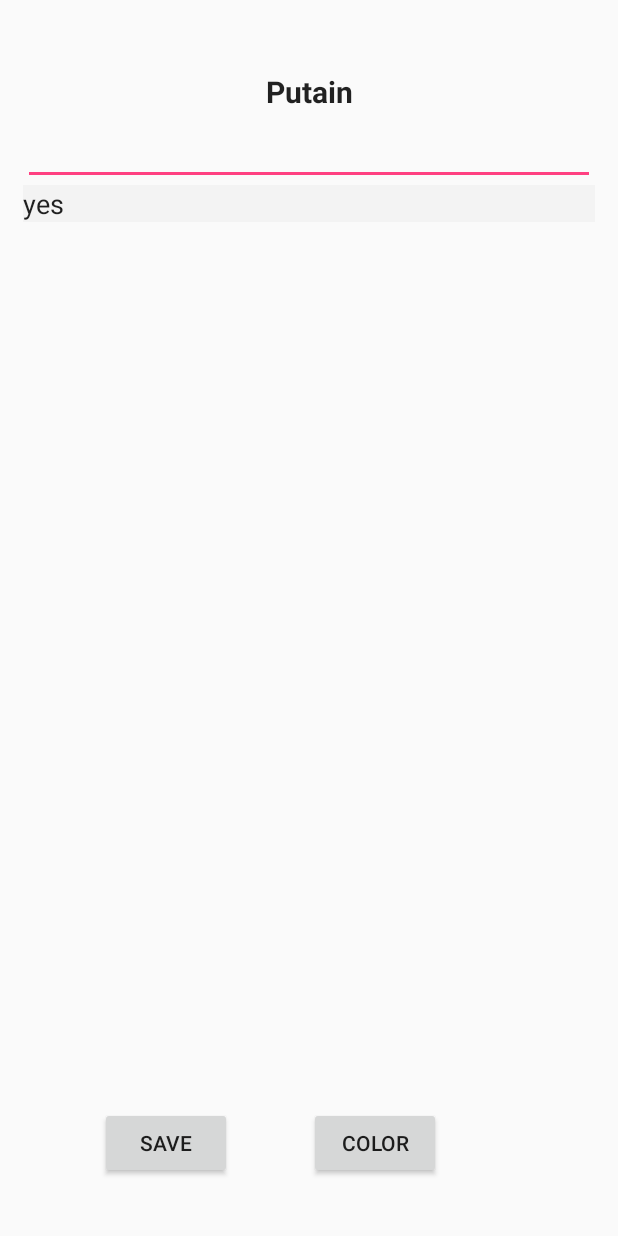
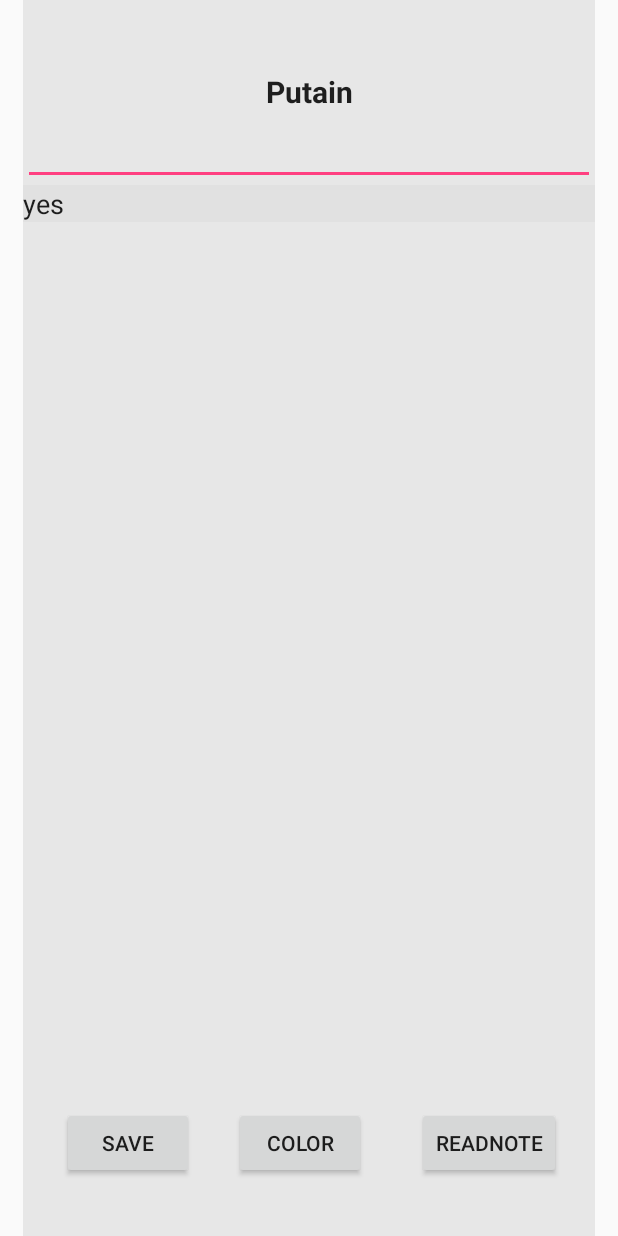
Before and after one commit to VincentGuidon/AndPad, an Android app: the screen it shows after launch (NotePadActivity), after a tap on "Putain", on a phone screen of 412 x 824 dp. Run offline under Robolectric (Android 15) with nearby library versions, the phone set to English and light mode, and no system bars.

Commit message:
Read and Write file correction. Successgit add --all! Yeah

```diff
--- a/app/build.gradle
+++ b/app/build.gradle
@@ -26,4 +26,5 @@ dependencies {
     })
     compile 'com.android.support:appcompat-v7:24.2.1'
     testCompile 'junit:junit:4.12'
+    compile 'com.google.code.gson:gson:2.8.0'
 }
--- a/app/src/main/AndroidManifest.xml
+++ b/app/src/main/AndroidManifest.xml
@@ -2,6 +2,8 @@
 <manifest xmlns:android="http://schemas.android.com/apk/res/android"
     package="com.andpad.andpad">
 
+    <uses-permission android:name="android.permission.WRITE_EXTERNAL_STORAGE" />
+    <uses-permission android:name="android.permission.READ_EXTERNAL_STORAGE" />
     <application
         android:allowBackup="true"
         android:icon="@mipmap/ic_launcher"
--- a/app/src/main/java/com/andpad/andpad/ListViewAdapter.java
+++ b/app/src/main/java/com/andpad/andpad/ListViewAdapter.java
@@ -48,10 +48,13 @@ public class ListViewAdapter extends ArrayAdapter<ListContainer> {
         TextView Content = (TextView) view.findViewById(R.id.ListTextContent);
         TextView Date = (TextView) view.findViewById(R.id.ListTextDate);
 
-        Title.setText(String.valueOf(container.Title));
+       /* Title.setText(String.valueOf(container.Title));
         Content.setText(String.valueOf(container.Content));
-        Date.setText(String.valueOf(container.Date));
+        Date.setText(String.valueOf(container.Date));*/
+        Title.setText(list.get(position).Title);
 
+        Content.setText(list.get(position).Content);
+        Date.setText(list.get(position).Date);
 
         return (view);
     }
--- a/app/src/main/java/com/andpad/andpad/MainActivity.java
+++ b/app/src/main/java/com/andpad/andpad/MainActivity.java
@@ -17,33 +17,4 @@ public class MainActivity extends AppCompatActivity  {
         startActivity(new Intent(this, NotePadList.class));
        this.finish();
     }
-
-
-
-    /*
-    implements ColorPickerDialog.OnColorChangedListener
-
-    public void changeView(View v)
-    {
-        RelativeLayout rl = (RelativeLayout) findViewById(R.id.activity_main);
-        Drawable background = v.getBackground();
-
-        ColorDrawable viewColor = (ColorDrawable) rl.getBackground();
-        int colorId = viewColor.getColor();
-
-        new ColorPickerDialog(MainActivity.this, MainActivity.this, colorId).show();
-    }*/
-  /*  public void changeView(View view) {
-        Intent intent =  new Intent(this, NotePad.class);
-        intent.putExtra("Title", "Inside");
-        startActivity(intent);
-
-        new ColorPickerDialog(FingerPaintActivity.this, FingerPaintActivity.this, mPaint.getColor()).show();
-    }*/
-/*
-    @Override
-    public void colorChanged(int color) {
-        RelativeLayout rl = (RelativeLayout) findViewById(R.id.activity_main);
-        rl.setBackgroundColor(color);
-    }*/
 }
--- a/app/src/main/java/com/andpad/andpad/NotePadList.java
+++ b/app/src/main/java/com/andpad/andpad/NotePadList.java
@@ -36,6 +36,10 @@ public class NotePadList extends AppCompatActivity {
         ListContainer tmp2 = new ListContainer();
         ListContainer tmp3 = new ListContainer();
         ListContainer tmp4 = new ListContainer();
+        ListContainer tmp5 = new ListContainer();
+        ListContainer tmp6 = new ListContainer();
+        ListContainer tmp7 = new ListContainer();
+
 
         //debug
         tmp.Title = "Oui 1";
@@ -65,6 +69,21 @@ public class NotePadList extends AppCompatActivity {
         tmp4.Content = "Music";
         tmp4.Date = "Music";
         list.add(tmp4);
+        tmp5.Title = "Music";
+        tmp5.Content = "Music";
+        tmp5.Date = "Music";
+        list.add(tmp5);
+        tmp6.Title = "Music";
+        tmp6.Content = "Music";
+        tmp6.Date = "Music";
+        list.add(tmp6);
+        tmp7.Title = "Music";
+        tmp7.Content = "Music";
+        tmp7.Date = "Music";
+        list.add(tmp7);
+
+
+
         //!debug
 
 
--- a/app/src/main/java/Filemanager.java
+++ b/app/src/main/java/com/andpad/json/Filemanager.java
@@ -1,4 +1,4 @@
-/**
+package com.andpad.json; /**
  * Created by Neilug on 21/03/2017.
  */
 
--- a/app/src/main/res/layout/notepad_activity.xml
+++ b/app/src/main/res/layout/notepad_activity.xml
@@ -5,7 +5,9 @@
     android:layout_height="match_parent"
     android:layout_marginLeft="15dp"
     android:layout_marginRight="15dp"
-    android:weightSum="100">
+    android:weightSum="100"
+    android:id="@+id/allActivityNotePad"
+    android:background="@color/colorMainWhite">
     <EditText
         android:layout_width="match_parent"
         android:layout_height="0dp"
@@ -46,27 +48,42 @@ Sed rutrum nunc sed augue tincidunt, id eleifend quam elementum. Fusce aliquet f
         <LinearLayout
             android:layout_width="0dp"
             android:layout_height="match_parent"
-            android:layout_weight="1"
+            android:layout_weight="0.74"
             android:gravity="center" >
             <Button
                 android:id="@+id/ButtonSave"
                 android:text="SAVE"
                 android:layout_width="wrap_content"
-                android:layout_height="wrap_content" />
+                android:layout_height="wrap_content"
+                android:onClick="saveNote"/>
 
         </LinearLayout>
+
+        <LinearLayout
+            android:layout_width="0dp"
+            android:layout_height="match_parent"
+            android:layout_weight="0.64"
+            android:gravity="center_vertical">
+            <Button
+                android:id="@+id/ButtonColorPicker"
+                android:layout_width="wrap_content"
+                android:layout_height="wrap_content"
+                android:text="Color"
+                android:onClick="changeColor"/>
+        </LinearLayout>
+
         <LinearLayout
             android:layout_width="0dp"
             android:layout_height="match_parent"
             android:layout_weight="1"
             android:gravity="center_vertical">
             <Button
-                android:id="@+id/ButtonColorPicker"
+                android:id="@+id/ButtonRead"
                 android:layout_width="wrap_content"
                 android:layout_height="wrap_content"
-                android:text="Color" />
+                android:text="ReadNote"
+                android:onClick="readNote"/>
         </LinearLayout>
-
     </LinearLayout>
 
 </LinearLayout>
```
Also changed, not shown: app/src/main/java/com/andpad/andpad/NotePadActivity.java (+39 -1 lines), app/src/main/java/com/andpad/json/JsonHandle.java (added, +86 -0 lines), app/src/main/java/com/andpad/json/PojoListNote.java (added, +14 -0 lines).
